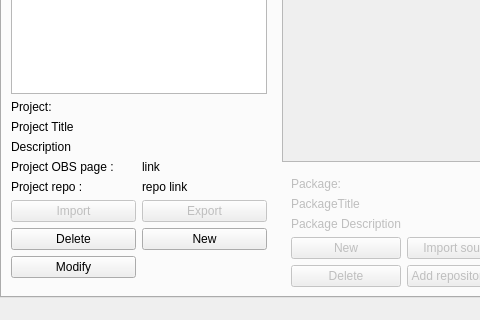
ronan22/obs-light, file src/ObsLightGui/ui/obsLightMain.ui: the form before one commit; both pictures show x 0 to 480 and y 290 to 610 of the 822 by 610 pixel window.
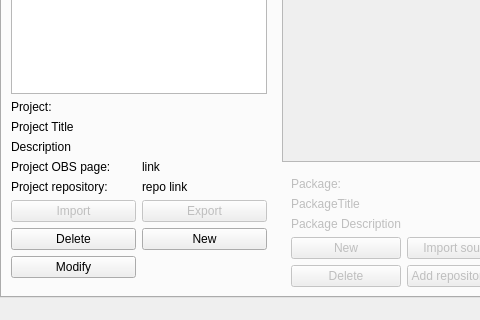
The form after the commit.

Commit message: - renamed getReposProject -> getProjectRepository - enabled file name column auto-resize - updated project repository link

Diff of the .ui file:
```diff
--- a/src/ObsLightGui/ui/obsLightMain.ui
+++ b/src/ObsLightGui/ui/obsLightMain.ui
@@ -95,7 +95,7 @@
                  <item row="5" column="0">
                   <widget class="QLabel" name="projectPageLabel">
                    <property name="text">
-                    <string>Project OBS page :</string>
+                    <string>Project OBS page:</string>
                    </property>
                    <property name="textFormat">
                     <enum>Qt::RichText</enum>
@@ -182,7 +182,7 @@
                  <item row="6" column="0">
                   <widget class="QLabel" name="projectRepoPageLabel">
                    <property name="text">
-                    <string>Project repo :</string>
+                    <string>Project repository:</string>
                    </property>
                   </widget>
                  </item>
```
The commit also changes 3 other files.
